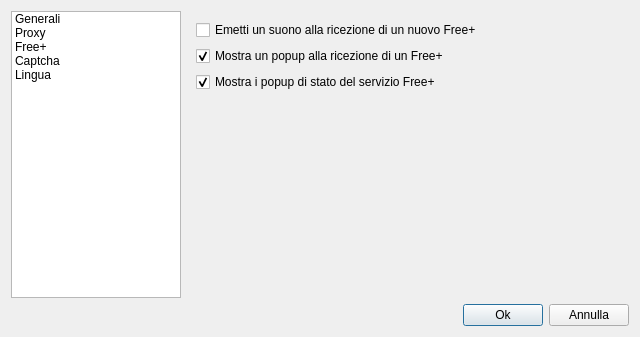
Above: opzionidialog.ui from freesmee/freesmee-desktop before the change. Below: the same form after it.
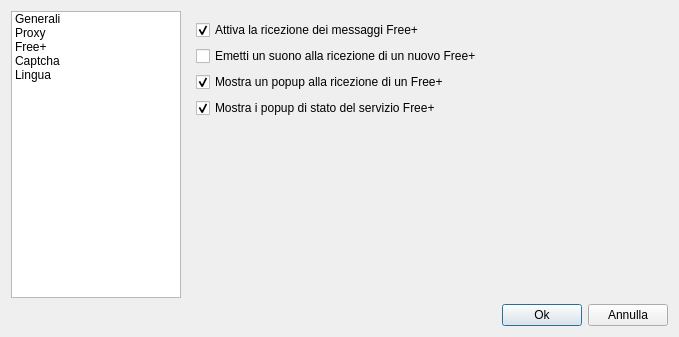
That is the form after the change. The open tabs and pages were chosen to show the change. Icons and pictures are not drawn.

Commit message: - Fixed some strings from JackSMS to Freesmee - Dryed and improved the streamer - Added a default icon for the services that don't have one - Fixed the Tray Menu in Ubuntu and other GTK-based user interfaces - Added the option to disable Free+ streamer (it is problematic in some proxyfied   and socked networks) - Feature: the user can now select all the contacts from the multiple contact   selection dialog - Improved the UI of the multiple check dialog - Fixed a glitch on the conversation tab

```diff
--- a/opzionidialog.ui
+++ b/opzionidialog.ui
@@ -6,7 +6,7 @@
    <rect>
     <x>0</x>
     <y>0</y>
-    <width>640</width>
+    <width>679</width>
     <height>337</height>
    </rect>
   </property>
@@ -317,6 +317,16 @@
           <layout class="QVBoxLayout" name="verticalLayout_7">
            <item>
             <layout class="QVBoxLayout" name="verticalLayout_6">
+             <item>
+              <widget class="QCheckBox" name="enableJmsService">
+               <property name="text">
+                <string>Attiva la ricezione dei messaggi Free+</string>
+               </property>
+               <property name="checked">
+                <bool>true</bool>
+               </property>
+              </widget>
+             </item>
              <item>
               <widget class="QCheckBox" name="suonoJMS">
                <property name="text">
```
Left out of the diff: 2 changed lines with no effect on the pictures. The commit also changes 23 other files.
